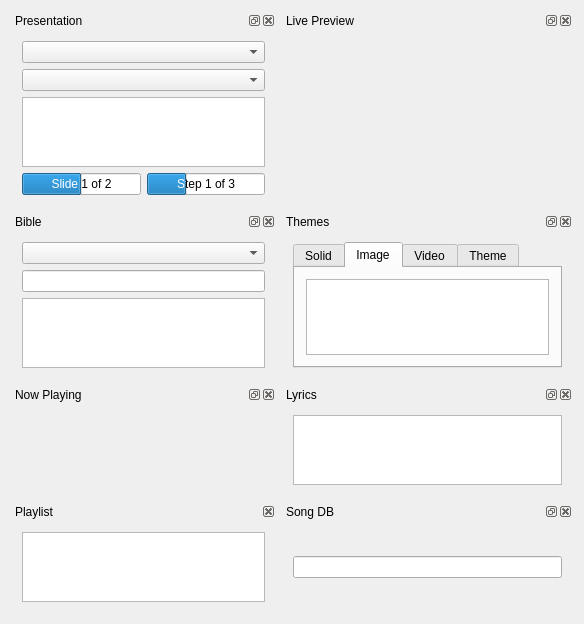
Qt form kworship/kworshipview_base.ui (amalon/kworship) before a commit.
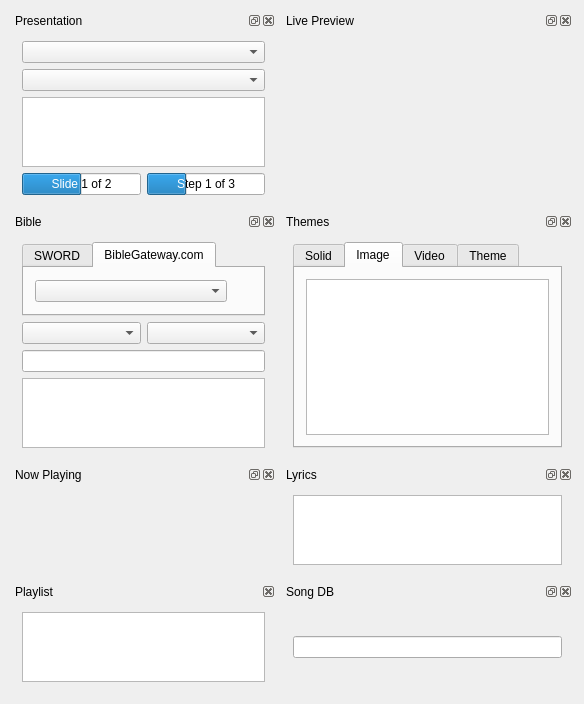
The same form after that commit. The open tabs and pages were chosen to show the change.

Commit message: More definition of bible module structure

What changed in the file:
```diff
--- a/kworship/kworshipview_base.ui
+++ b/kworship/kworshipview_base.ui
@@ -6,7 +6,7 @@
     <x>0</x>
     <y>0</y>
     <width>584</width>
-    <height>596</height>
+    <height>667</height>
    </rect>
   </property>
   <property name="windowTitle" >
@@ -172,7 +172,58 @@
         <layout class="QHBoxLayout" name="layoutBibleToolBar" />
        </item>
        <item>
-        <widget class="QComboBox" name="comboBibles" />
+        <widget class="QTabWidget" name="tabWidget_2" >
+         <property name="currentIndex" >
+          <number>0</number>
+         </property>
+         <widget class="QWidget" name="tab" >
+          <attribute name="title" >
+           <string>SWORD</string>
+          </attribute>
+          <layout class="QVBoxLayout" name="verticalLayout_2" >
+           <item>
+            <widget class="QComboBox" name="comboSwordBibles" />
+           </item>
+          </layout>
+         </widget>
+         <widget class="QWidget" name="tab_2" >
+          <attribute name="title" >
+           <string>BibleGateway.com</string>
+          </attribute>
+          <layout class="QHBoxLayout" name="horizontalLayout_10" >
+           <item>
+            <widget class="QComboBox" name="comboBiblesBiblegateway" >
+             <property name="sizePolicy" >
+              <sizepolicy vsizetype="Fixed" hsizetype="Preferred" >
+               <horstretch>10</horstretch>
+               <verstretch>0</verstretch>
+              </sizepolicy>
+             </property>
+            </widget>
+           </item>
+           <item>
+            <widget class="QWidget" native="1" name="layoutBibleGatewayToolBar" >
+             <property name="sizePolicy" >
+              <sizepolicy vsizetype="Preferred" hsizetype="Preferred" >
+               <horstretch>1</horstretch>
+               <verstretch>0</verstretch>
+              </sizepolicy>
+             </property>
+            </widget>
+           </item>
+          </layout>
+         </widget>
+        </widget>
+       </item>
+       <item>
+        <layout class="QHBoxLayout" name="horizontalLayout_9" >
+         <item>
+          <widget class="QComboBox" name="comboBibleBook" />
+         </item>
+         <item>
+          <widget class="QComboBox" name="comboBibleVerse" />
+         </item>
+        </layout>
        </item>
        <item>
         <widget class="QLineEdit" name="searchBible" >
```
Left out of the diff: 7 changed lines with no effect on the pictures. The commit also changes 5 other files.
